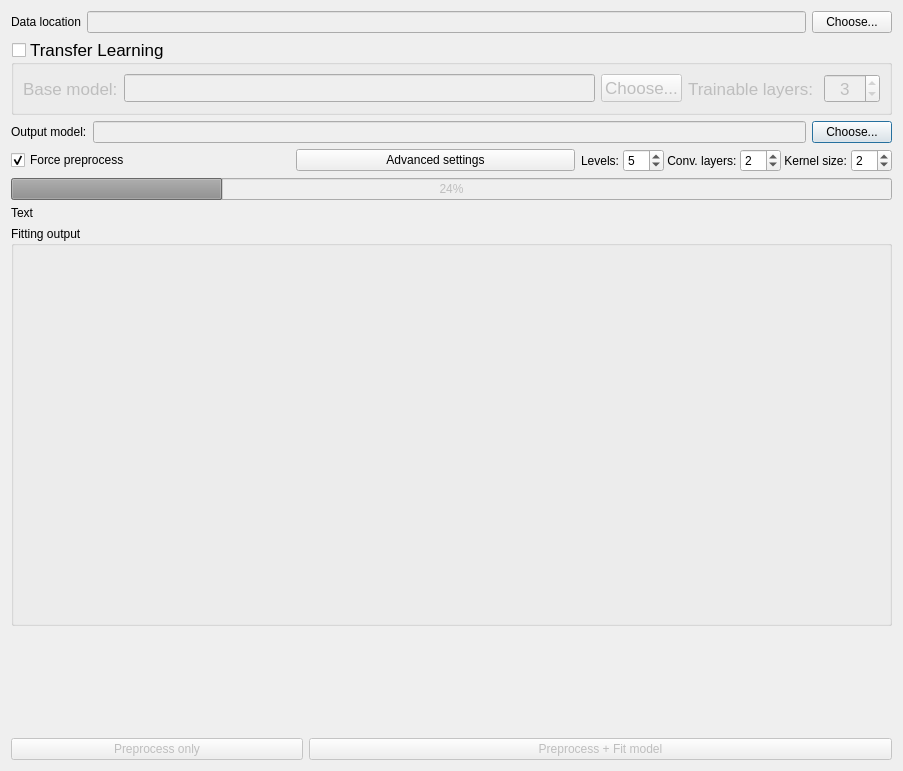
Above: src/dafne_models/ui/ModelTrainer.ui from Div123-star/DAFNEABDOMEN before the change. Below: the same form after it.
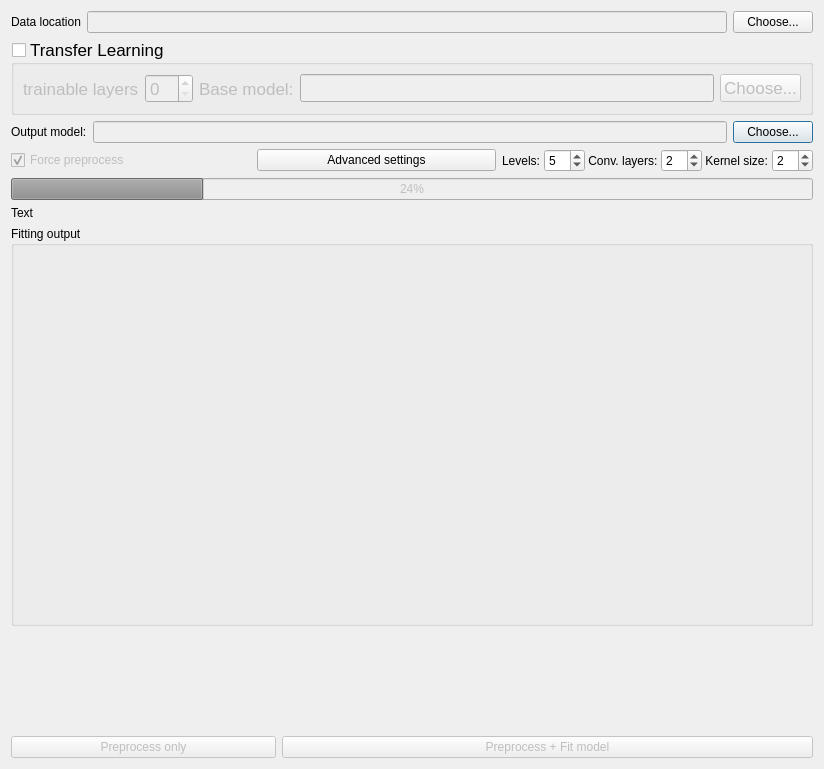
That is the form after the change.

Patch:
```diff
--- a/src/dafne_models/ui/ModelTrainer.ui
+++ b/src/dafne_models/ui/ModelTrainer.ui
@@ -6,8 +6,8 @@
    <rect>
     <x>0</x>
     <y>0</y>
-    <width>903</width>
-    <height>771</height>
+    <width>824</width>
+    <height>769</height>
    </rect>
   </property>
   <property name="windowTitle">
@@ -67,6 +67,16 @@
      <layout class="QVBoxLayout" name="verticalLayout_2">
       <item>
        <layout class="QHBoxLayout" name="horizontalLayout_6">
+        <item>
+         <widget class="QLabel" name="trainable_layers_label">
+          <property name="text">
+           <string>trainable layers</string>
+          </property>
+         </widget>
+        </item>
+        <item>
+         <widget class="QSpinBox" name="num_trainable_layers_spinBox"/>
+        </item>
         <item>
          <widget class="QLabel" name="label_6">
           <property name="text">
@@ -100,48 +110,6 @@
           </property>
          </widget>
         </item>
-        <item>
-         <layout class="QHBoxLayout" name="horizontalLayout_7">
-          <item>
-           <widget class="QLabel" name="selected_layers_Label">
-            <property name="enabled">
-             <bool>false</bool>
-            </property>
-            <property name="text">
-             <string>Trainable layers: </string>
-            </property>
-           </widget>
-          </item>
-          <item>
-           <widget class="QSpinBox" name="num_trainable_layers_spinBox">
-            <property name="enabled">
-             <bool>false</bool>
-            </property>
-            <property name="sizePolicy">
-             <sizepolicy hsizetype="Minimum" vsizetype="Fixed">
-              <horstretch>0</horstretch>
-              <verstretch>0</verstretch>
-             </sizepolicy>
-            </property>
-            <property name="alignment">
-             <set>Qt::AlignCenter</set>
-            </property>
-            <property name="minimum">
-             <number>1</number>
-            </property>
-            <property name="maximum">
-             <number>116</number>
-            </property>
-            <property name="singleStep">
-             <number>1</number>
-            </property>
-            <property name="value">
-             <number>3</number>
-            </property>
-           </widget>
-          </item>
-         </layout>
-        </item>
        </layout>
       </item>
      </layout>
@@ -186,11 +154,14 @@
      <item>
       <widget class="QCheckBox" name="force_preprocess_check">
        <property name="enabled">
-        <bool>true</bool>
+        <bool>false</bool>
        </property>
        <property name="text">
         <string>Force preprocess</string>
        </property>
+       <property name="checkable">
+        <bool>true</bool>
+       </property>
        <property name="checked">
         <bool>true</bool>
        </property>
```
